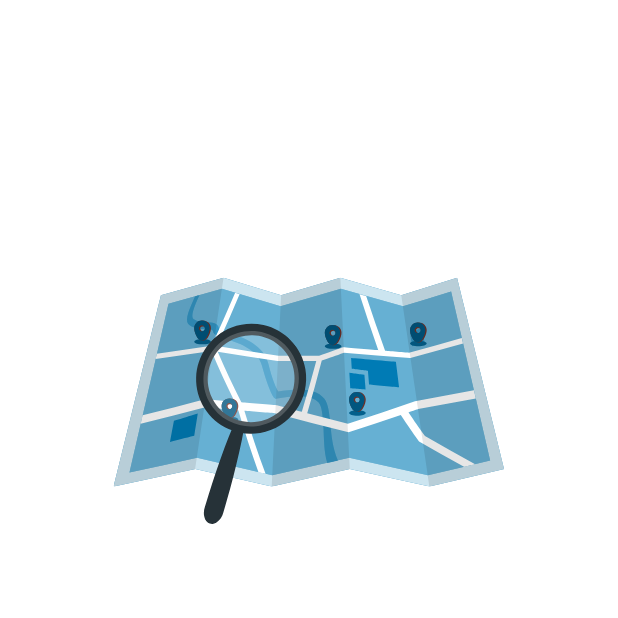
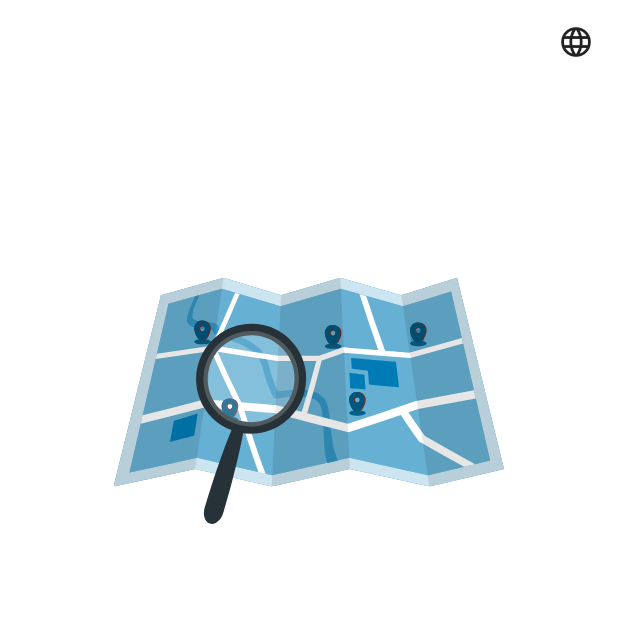
Before and after one commit to TusharKhari/kaamo-flutter, a Flutter app: the screen it shows after launch, swiped to page 3, on a phone screen of 412 x 824 dp, the top half of it. Run offline on Flutter 3.47's test engine with Material 3 defaults, Android fonts, the phone set to English and light mode, and no system bars; drawn by our look-alikes of introduction_screen; our stand-ins replace cloud_firestore, csc_picker, dropdown_button2, firebase_auth, firebase_core, flutter_screenutil and 11 more; accounts and stored records are empty.

Commit message:
localisation done

```diff
--- a/lib/features/onboarding/choose_type_screen.dart
+++ b/lib/features/onboarding/choose_type_screen.dart
@@ -29,7 +29,7 @@ class _ChooseTypeScreenState extends State<ChooseTypeScreen> {
               mainAxisSize: MainAxisSize.min,
               children: [
                 AppButton(
-                  title: "Looking for Vendors ?",
+                  title: "lookingForVendors".tr,
                   onTap: () {
                     Get.offAllNamed(AppRouteNames().vendorsShowScreen);
                   },
@@ -37,7 +37,7 @@ class _ChooseTypeScreenState extends State<ChooseTypeScreen> {
                 ),
                 30.h.verticalSpace,
                 AppButton(
-                  title: "Register as vendor !",
+                  title: "registerAsVendor".tr,
                   // isReverse: true,
                   onTap: () {
                     Get.toNamed(AppRouteNames().signUpScreen);
--- a/lib/features/onboarding/onboarding_screen.dart
+++ b/lib/features/onboarding/onboarding_screen.dart
@@ -7,9 +7,8 @@ import 'package:kamo/utils/assets/app_images.dart';
 import 'package:kamo/utils/routes/route_names.dart';
 import 'package:lottie/lottie.dart';
 import '../../utils/constants/app_constants.dart';
+import '../../utils/language/language_controller.dart';
 import '../vendor/auth/controllers/auth_controller.dart';
-
-
 
 class OnboardingScreen extends StatefulWidget {
   const OnboardingScreen({super.key});
@@ -22,8 +21,7 @@ class _OnboardingScreenState extends State<OnboardingScreen> {
   final introKey = GlobalKey<IntroductionScreenState>();
   late final AuthController authController;
 
-
-@override
+  @override
   void initState() {
     // TODO: implement initState
     init();
@@ -58,6 +56,8 @@ class _OnboardingScreenState extends State<OnboardingScreen> {
   @override
   Widget build(BuildContext context) {
     const bodyStyle = TextStyle(fontSize: 19.0);
+    var localisationController =
+        Get.put(LocalizationController(sharedPreferences: Get.find()));
     const pageDecoration = PageDecoration(
       titleTextStyle: TextStyle(fontSize: 28.0, fontWeight: FontWeight.w700),
       bodyTextStyle: bodyStyle,
@@ -74,21 +74,35 @@ class _OnboardingScreenState extends State<OnboardingScreen> {
           allowImplicitScrolling: true,
           autoScrollDuration: 3000,
           infiniteAutoScroll: true,
-          // globalHeader: Align(
-          //   alignment: Alignment.topRight,
-          //   child: SafeArea(
-          //     child: Padding(
-          //       padding: const EdgeInsets.only(top: 16, right: 16),
-          //       child: _buildImage('flutter.png', 100),
-          //     ),
-          //   ),
-          // ),
+          globalHeader: Align(
+            alignment: Alignment.topRight,
+            child: SafeArea(
+              child: Padding(
+                padding: const EdgeInsets.only(top: 16, right: 16),
+                // child: _buildImage('flutter.png'),
+                child: InkWell(
+                    onTap: () {
+                      if (localisationController.sharedPreferences
+                                  .getString("country_code") ==
+                              "IN" &&
+                          localisationController.sharedPreferences
+                                  .getString("language_code") ==
+                              "hi") {
+                        localisationController.setLanguage(Locale('en', 'US'));
+                      } else {
+                        localisationController.setLanguage(Locale('hi', 'IN'));
+                      }
+                    },
+                    child: Icon(Icons.language)),
+              ),
+            ),
+          ),
           globalFooter: SizedBox(
             width: double.infinity,
             height: 60,
             child: ElevatedButton(
               child: Text(
-                'Let\'s go right away!',
+                'letsGoRightAway'.tr,
                 style: TextStyle(
                     fontSize: 16.0,
                     fontWeight: FontWeight.bold,
@@ -99,23 +113,26 @@ class _OnboardingScreenState extends State<OnboardingScreen> {
           ),
           pages: [
             PageViewModel(
-              title: "Welcome to Kaamo Events!",
+              title: "welcomeToKaamoEvents".tr,
               body:
-                  "Vendors, register and showcase your services; users, discover the best vendors for your event!",
+                  "vendorsRegisterAndShowcaseYourServicesUsersDiscoverTheBestVendorsForYourEvent"
+                      .tr,
               image: _buildImage(AppImages().welcomeLottie),
               decoration: pageDecoration,
             ),
             PageViewModel(
-              title: "Easy to use !",
+              title: "easyToUse".tr,
               body:
-                  "A seamless experience for both vendors and planners—find, book, and connect!",
+                  "aSeamlessExperienceForBothVendorsAndPlannersFindBookAndConnect"
+                      .tr,
               image: _buildImage(AppImages().weddingLottie),
               decoration: pageDecoration,
             ),
             PageViewModel(
-              title: "Wide reach !",
+              title: "wideReach".tr,
               body:
-                  "Reach more clients. Register your services and get noticed by event planners.",
+                  "reachMoreClientsRegisterYourServicesAndGetNoticedByEventPlanners"
+                      .tr,
               image: _buildImage(AppImages().findingLottie),
               decoration: pageDecoration,
             ),
@@ -130,12 +147,12 @@ class _OnboardingScreenState extends State<OnboardingScreen> {
           //rtl: true, // Display as right-to-left
 
           back: const Icon(Icons.arrow_back),
-          skip: Text('Skip',
+          skip: Text('skip'.tr,
               style: TextStyle(
                   fontWeight: FontWeight.w600, color: logoImageColor)),
 
           next: const Icon(Icons.arrow_forward),
-          done: Text('Done',
+          done: Text('done'.tr,
               style: TextStyle(
                   fontWeight: FontWeight.w600, color: logoImageColor)),
           nextStyle:
--- a/lib/main.dart
+++ b/lib/main.dart
@@ -2,7 +2,6 @@ import 'package:firebase_core/firebase_core.dart';
 import 'package:flutter/material.dart';
 import 'package:flutter_screenutil/flutter_screenutil.dart';
 import 'package:get/get.dart';
-import 'package:get/route_manager.dart';
 import 'package:google_fonts/google_fonts.dart';
 import 'package:kamo/firebase_options.dart';
 import 'utils/constants/app_constants.dart';
--- a/lib/utils/language/language_controller.dart
+++ b/lib/utils/language/language_controller.dart
@@ -43,6 +43,7 @@ class LocalizationController extends GetxController implements GetxService {
   }
 
   void setLanguage(Locale locale) {
+
     Get.updateLocale(locale);
     _locale = locale;
     saveLanguage(_locale);
```
Also changed, not shown: assets/locales/en.json (+56 -1 lines), assets/locales/hi.json (+53 -1 lines), lib/features/user/vendor/presentation/screens/vendors_show_screen.dart (+6 -6 lines), lib/features/vendor/auth/presentation/screens/login_screen.dart (+8 -9 lines), lib/features/vendor/auth/presentation/screens/sign_up_screen.dart (+8 -8 lines), lib/features/vendor/home/presentation/screens/home_screen.dart (+24 -9 lines), lib/features/vendor/registration/presentation/widgets/registration_screen.dart (+13 -11 lines), lib/features/vendor/settings/presentation/screens/settings_screen.dart (+25 -4 lines).
